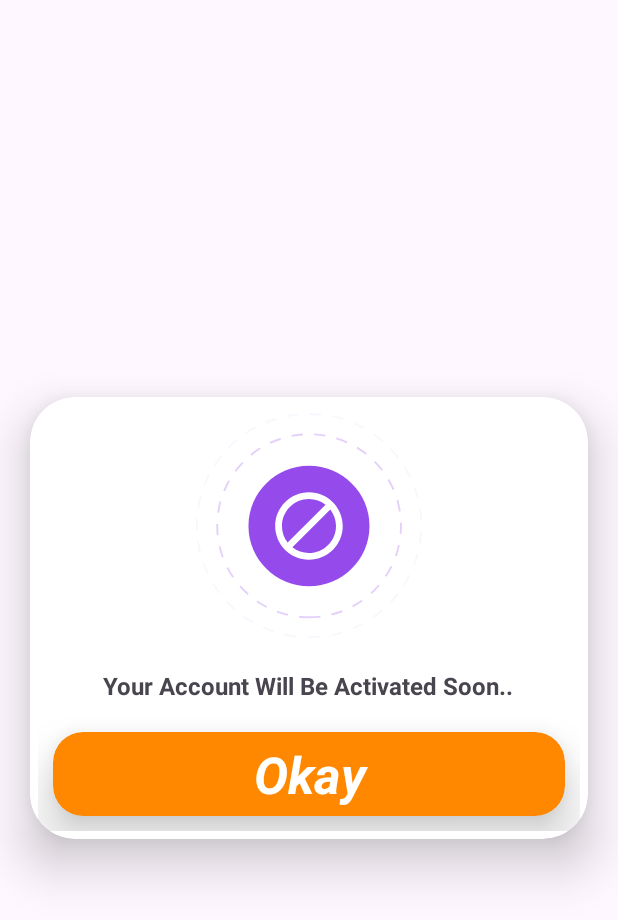
After one commit to EcsVaibhav/SSG, an Android app: the layout dialog_for_accountstatus.xml on its own in the app's theme, with its tools: preview values and no code run, on a phone screen of 412 x 824 dp. The commit adds this screen. Shown: the top 920 px of the screen. Run offline under Robolectric (Android 15) with nearby library versions, the phone set to English and light mode, and no system bars.

Commit message:
progress_09_11_2023

```diff
--- a/app/src/main/java/com/example/ssg/UserProfile.java
+++ b/app/src/main/java/com/example/ssg/UserProfile.java
@@ -27,7 +27,7 @@ public class UserProfile extends AppCompatActivity {
 
     TextView AcIdTV,NameTV,mobileTV,EmailTV,AddressTV,referTV,CcountTV,TcountTV;
 
-    TextView AHnameTV,BankNameTV,BAccountNoTV,IFSCTV,NomineeTV;
+    TextView AHnameTV,BankNameTV,BAccountNoTV,IFSCTV,NomineeTV,PidcountTV;
     ProgressDialog dialog;
     @Override
     protected void onCreate(Bundle savedInstanceState) {
@@ -44,6 +44,8 @@ public class UserProfile extends AppCompatActivity {
         referTV = findViewById(R.id.referTV);
         CcountTV = findViewById(R.id.CcountTV);
         TcountTV = findViewById(R.id.TcountTV);
+        PidcountTV = findViewById(R.id.PidcountTV);
+
 
         AHnameTV = findViewById(R.id.AHnameTV);
         BankNameTV = findViewById(R.id.BankNameTV);
@@ -115,6 +117,7 @@ public class UserProfile extends AppCompatActivity {
                         for (int i = 0; i < jsonArray.length(); i++) {
                             JSONObject object = jsonArray.getJSONObject(i);
 
+                            String IdCount = object.getString("IdCount");
                             String Name = object.getString("Name");
                             String Mobile = object.getString("Mobile");
                             String Email = object.getString("Email");
@@ -128,6 +131,7 @@ public class UserProfile extends AppCompatActivity {
                             String IfscCode = object.getString("IfscCode");
                             String Nominee = object.getString("Nominee");
 
+                            PidcountTV.setText("My Total ID \n"+IdCount);
                             AHnameTV.setText(AHname);
                             BankNameTV.setText(BankName);
                             BAccountNoTV.setText(BAccountNo);
--- /dev/null
+++ b/app/src/main/res/drawable/baseline_close_24.xml
@@ -0,0 +1,5 @@
+<vector android:height="24dp" android:tint="#000000"
+    android:viewportHeight="24" android:viewportWidth="24"
+    android:width="24dp" xmlns:android="http://schemas.android.com/apk/res/android">
+    <path android:fillColor="@android:color/white" android:pathData="M19,6.41L17.59,5 12,10.59 6.41,5 5,6.41 10.59,12 5,17.59 6.41,19 12,13.41 17.59,19 19,17.59 13.41,12z"/>
+</vector>
--- /dev/null
+++ b/app/src/main/res/layout/dialog_for_accountstatus.xml
@@ -0,0 +1,84 @@
+<?xml version="1.0" encoding="utf-8"?>
+<androidx.cardview.widget.CardView xmlns:android="http://schemas.android.com/apk/res/android"
+    xmlns:app="http://schemas.android.com/apk/res-auto"
+    android:layout_width="match_parent"
+    android:layout_height="wrap_content"
+    android:layout_gravity="center"
+    android:layout_marginStart="20dp"
+    android:layout_marginTop="20dp"
+    android:layout_marginEnd="20dp"
+    android:layout_marginBottom="20dp"
+    app:cardBackgroundColor="@color/white"
+    app:cardCornerRadius="30dp"
+    app:cardElevation="20dp">
+
+    <RelativeLayout
+        android:layout_width="match_parent"
+        android:layout_height="match_parent"
+        android:layout_margin="5dp">
+
+        <RelativeLayout
+            android:id="@+id/main"
+            android:layout_width="match_parent"
+            android:layout_height="150dp"
+            android:layout_marginStart="5dp"
+            android:layout_marginTop="5dp"
+            android:layout_marginEnd="5dp"
+            android:layout_marginBottom="5dp">
+
+            <com.airbnb.lottie.LottieAnimationView
+                android:id="@+id/lottieAnimationView"
+                android:layout_width="match_parent"
+                android:layout_height="match_parent"
+                android:layout_alignParentTop="false"
+                android:layout_centerInParent="false"
+                android:layout_centerHorizontal="true"
+                app:lottie_autoPlay="true"
+                app:lottie_rawRes="@raw/disableaccount" />
+        </RelativeLayout>
+
+        <TextView
+            android:id="@+id/msg"
+            android:layout_width="match_parent"
+            android:layout_height="wrap_content"
+            android:layout_below="@id/main"
+            android:layout_alignParentTop="false"
+            android:layout_centerInParent="true"
+            android:layout_marginStart="10dp"
+            android:layout_marginTop="15dp"
+            android:layout_marginBottom="10dp"
+            android:gravity="center"
+            android:text="Your Account Will Be Activated Soon.."
+            android:textSize="16sp"
+            android:textStyle="bold" />
+
+        <androidx.cardview.widget.CardView
+            android:id="@+id/Okaybtn"
+            android:layout_width="match_parent"
+            android:layout_height="wrap_content"
+            android:layout_below="@id/msg"
+            android:layout_centerInParent="true"
+            android:layout_marginStart="10dp"
+            android:layout_marginTop="10dp"
+            android:layout_marginEnd="10dp"
+            android:layout_marginBottom="10dp"
+            app:cardBackgroundColor="@android:color/holo_orange_dark"
+            app:cardCornerRadius="20dp"
+            app:cardElevation="20dp">
+
+            <TextView
+                android:id="@+id/textView24"
+                android:layout_width="match_parent"
+                android:layout_height="wrap_content"
+                android:layout_margin="5dp"
+                android:gravity="center"
+                android:text="Okay"
+                android:textColor="@color/white"
+                android:textSize="34sp"
+                android:textStyle="bold|italic" />
+        </androidx.cardview.widget.CardView>
+
+
+    </RelativeLayout>
+
+</androidx.cardview.widget.CardView>
```
Also changed, not shown: app/src/main/java/com/example/ssg/Login.java (+44 -7 lines), app/src/main/java/com/example/ssg/RegisterUser.java (+117 -32 lines), app/src/main/res/layout/activity_register_user.xml (+14 -0 lines), app/src/main/res/layout/activity_user_profile.xml (+29 -3 lines), app/src/main/res/layout/layout_for_selectpayment.xml (added, +109 -0 lines), app/src/main/res/raw/disableaccount.json (added, +1 -0 lines).
